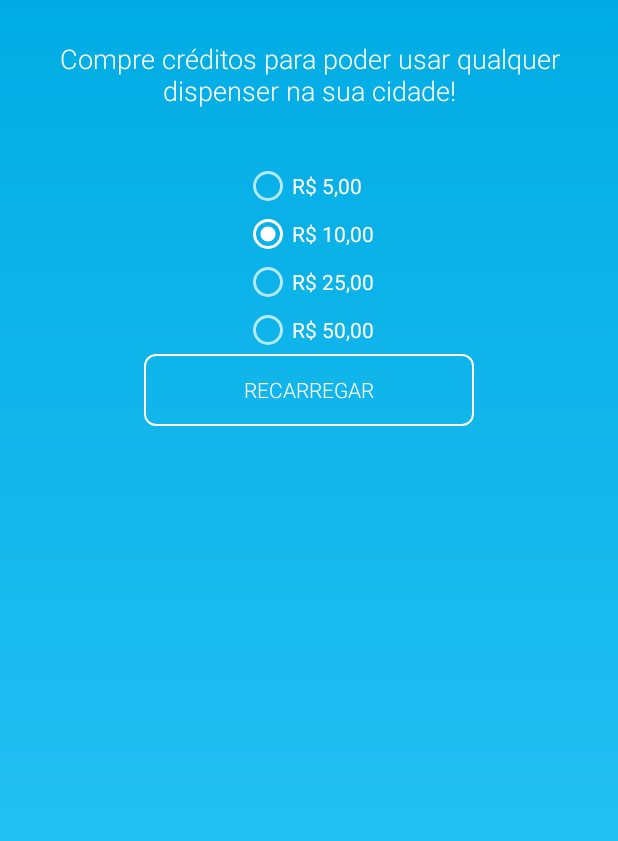
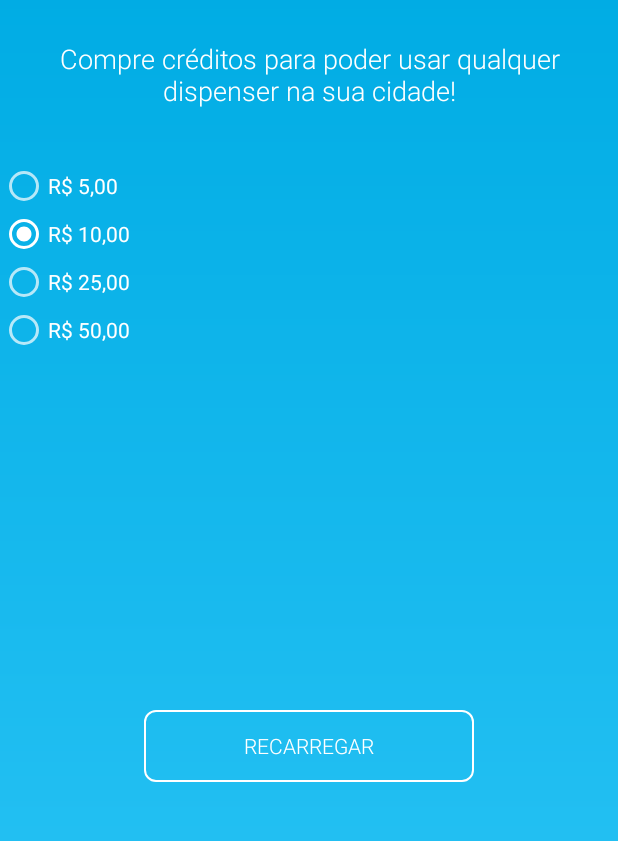
Before and after one commit to alexandrerussi/Alphanum-KimberlyClark, an Android app: the ComprarCreditosActivity screen opened directly, with no data from a screen before it, after a tap on "R$ 10,00", on a phone screen of 412 x 824 dp, the part 97-938 px from its top. Run offline under Robolectric (Android 15) with nearby library versions, the phone set to English and light mode, and no system bars; our stand-ins replace Firebase (no records; nobody signed in at launch, a user with empty details on screens opened directly); libraries missing offline, so code that uses them is left out: com.facebook, com.facebook.login.

Commit message:
Tela credito

```diff
--- a/AlphanumKC/app/src/main/java/com/alphanum/plenitud/alphanumkc/ComprarCreditosActivity.java
+++ b/AlphanumKC/app/src/main/java/com/alphanum/plenitud/alphanumkc/ComprarCreditosActivity.java
@@ -23,7 +23,6 @@ import com.google.firebase.database.ValueEventListener;
 public class ComprarCreditosActivity extends AppCompatActivity {
 
     private Button btn_recarregar;
-    private EditText edt_temporario;
     private Double saldoNovo = 0.0;
 
     private RadioGroup radioGroup;
@@ -49,19 +48,15 @@ public class ComprarCreditosActivity extends AppCompatActivity {
         getSupportActionBar().setDisplayShowHomeEnabled(true);
         getSupportActionBar().setDisplayHomeAsUpEnabled(true);
 
+        //Recuperando valor credito a ser debitado
         radioGroup = (RadioGroup) findViewById(R.id.rdg_creditos);
-
-        /*edt_temporario = (EditText) findViewById(R.id.edt_temporario);*/
-
-
-        //Recuperando valor credito a ser debitado
         final int radioId = radioGroup.getCheckedRadioButtonId();
         radioButton = findViewById(radioId);
 
         radioGroup.setOnCheckedChangeListener(new RadioGroup.OnCheckedChangeListener() {
             @Override
             public void onCheckedChanged(RadioGroup group, int checkedId) {
-                switch (checkedId){
+                switch (checkedId) {
                     case R.id.radio_5:
                         saldoNovo = 5.0;
                         break;
@@ -81,22 +76,10 @@ public class ComprarCreditosActivity extends AppCompatActivity {
             }
         });
 
-                /*if (!saldoText.isEmpty()){
-                    try {
-                        saldoNovo = Double.parseDouble(saldoText);
-                    }
-                    catch(Exception ex){
-                        ex.printStackTrace();
-                        Toast.makeText(ComprarCreditosActivity.this, ex.toString(), Toast.LENGTH_SHORT).show();
-                    }
-                }*/
-
-
         btn_recarregar = (Button) findViewById(R.id.btn_recarregar);
         btn_recarregar.setOnClickListener(new View.OnClickListener() {
             @Override
             public void onClick(View v) {
-
 
 
                 //Verificando saldo
@@ -127,20 +110,20 @@ public class ComprarCreditosActivity extends AppCompatActivity {
     }
 
     @Override
-    public boolean onOptionsItemSelected(MenuItem item){
+    public boolean onOptionsItemSelected(MenuItem item) {
         int id = item.getItemId();
 
-        if (id == android.R.id.home){
+        if (id == android.R.id.home) {
             this.finish();
         }
 
         return super.onOptionsItemSelected(item);
     }
 
-    public void checkRadioButton(View view){
+    public void checkRadioButton(View view) {
         int radioId = radioGroup.getCheckedRadioButtonId();
         radioButton = findViewById(radioId);
 
-        Toast.makeText(this, "Selected Radio" + radioButton.getText(), Toast.LENGTH_SHORT).show();
+        //Toast.makeText(this, "Selected Radio" + radioButton.getText(), Toast.LENGTH_SHORT).show();
     }
 }
--- a/AlphanumKC/app/src/main/res/layout/activity_comprar_creditos.xml
+++ b/AlphanumKC/app/src/main/res/layout/activity_comprar_creditos.xml
@@ -18,7 +18,7 @@
 
         <RelativeLayout
             android:id="@+id/header_comprar"
-            android:layout_width="wrap_content"
+            android:layout_width="match_parent"
             android:layout_height="wrap_content">
 
             <TextView
@@ -35,7 +35,7 @@
 
             <RadioGroup
                 android:id="@+id/rdg_creditos"
-                android:layout_width="wrap_content"
+                android:layout_width="match_parent"
                 android:layout_height="wrap_content"
                 android:layout_below="@id/texto_header"
                 android:layout_centerInParent="true">
@@ -86,7 +86,7 @@
 
         <RelativeLayout
             android:layout_width="match_parent"
-            android:layout_height="wrap_content"
+            android:layout_height="match_parent"
             android:layout_below="@id/header_comprar">
 
             <Button
@@ -97,7 +97,8 @@
                 android:layout_centerHorizontal="true"
                 android:text="Recarregar"
                 android:textColor="@color/white"
-                android:fontFamily="sans-serif-light"/>
+                android:fontFamily="sans-serif-light"
+                android:layout_centerInParent="true"/>
 
         </RelativeLayout>
 
```
